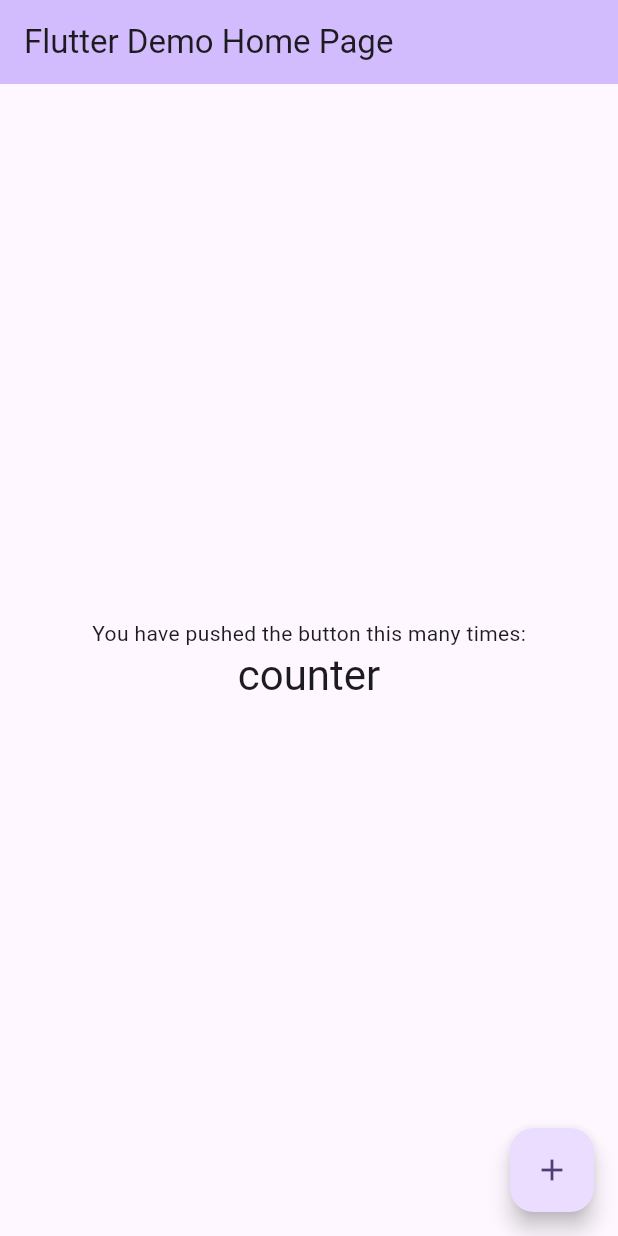
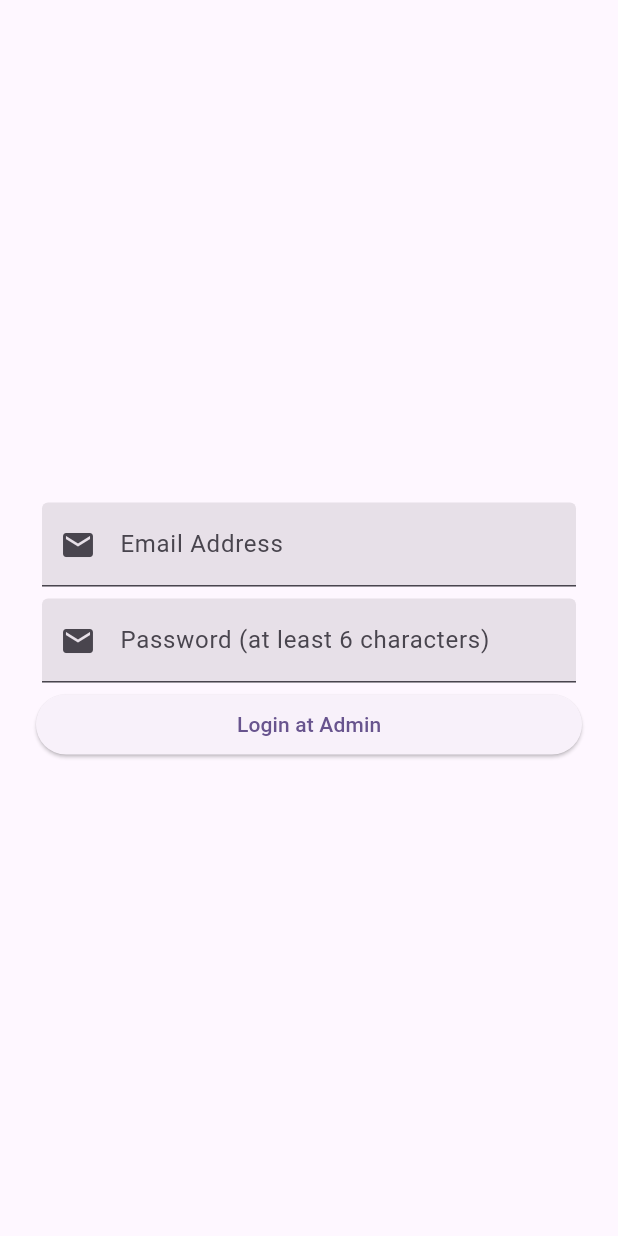
Before and after one commit to sinh3008/firebase_admin_app_flutter, a Flutter app: the screen it shows after launch, on a phone screen of 412 x 824 dp. Run offline on Flutter 3.47's test engine with Material 3 defaults, Android fonts, the phone set to English and light mode, and no system bars; our stand-ins replace firebase_auth, firebase_core, flutter_easyloading, go_router; accounts and stored records are empty.

Commit message:
login logout with firebase auth

```diff
--- /dev/null
+++ b/lib/auth/auth_service.dart
@@ -0,0 +1,18 @@
+import 'package:firebase_auth/firebase_auth.dart';
+
+class AuthService {
+  static final FirebaseAuth _auth = FirebaseAuth.instance;
+
+  static User? get currentUser => _auth.currentUser;
+
+  //login in login_page
+  static Future<bool> loginAtAdmin(String email, String password) async {
+    final credential = await _auth.signInWithEmailAndPassword(
+        email: email, password: password);
+    return credential.user != null;
+  }
+
+  static Future<void> logout(){
+    return _auth.signOut();
+  }
+}
--- a/lib/main.dart
+++ b/lib/main.dart
@@ -1,76 +1,57 @@
+import 'package:firebase_admin_app_flutter/auth/auth_service.dart';
+import 'package:firebase_admin_app_flutter/pages/dashboard_page.dart';
+import 'package:firebase_admin_app_flutter/pages/login_page.dart';
 import 'package:firebase_core/firebase_core.dart';
 import 'package:flutter/material.dart';
+import 'package:flutter_easyloading/flutter_easyloading.dart';
+import 'package:go_router/go_router.dart';
 
 import 'firebase_options.dart';
 
-void main() async{
+void main() async {
   WidgetsFlutterBinding.ensureInitialized();
   await Firebase.initializeApp(
     options: DefaultFirebaseOptions.currentPlatform,
   );
-  runApp(const MyApp());
+  runApp(MyApp());
 }
 
 class MyApp extends StatelessWidget {
-  const MyApp({super.key});
+  MyApp({super.key});
 
-  // This widget is the root of your application.
   @override
   Widget build(BuildContext context) {
-    return MaterialApp(
-      title: 'Flutter Demo',
+    return MaterialApp.router(
+      debugShowCheckedModeBanner: false,
+      builder: EasyLoading.init(),
       theme: ThemeData(
         colorScheme: ColorScheme.fromSeed(seedColor: Colors.deepPurple),
         useMaterial3: true,
       ),
-      home: const MyHomePage(title: 'Flutter Demo Home Page'),
+      routerConfig: _router,
     );
   }
+
+  final _router = GoRouter(
+    debugLogDiagnostics: true,
+    initialLocation: DashBoardPage.routeName,
+    redirect: (context, state) {
+      if (AuthService.currentUser == null) {
+        return LoginPage.routeName;
+      }
+      return null;
+    },
+    routes: [
+      GoRoute(
+        path: DashBoardPage.routeName,
+        name: DashBoardPage.routeName,
+        builder: (context, state) => const DashBoardPage(),
+      ),
+      GoRoute(
+        path: LoginPage.routeName,
+        name: LoginPage.routeName,
+        builder: (context, state) => const LoginPage(),
+      ),
+    ],
+  );
 }
-
-class MyHomePage extends StatefulWidget {
-  const MyHomePage({super.key, required this.title});
-
-
-  final String title;
-
-  @override
-  State<MyHomePage> createState() => _MyHomePageState();
-}
-
-class _MyHomePageState extends State<MyHomePage> {
-
-
-  @override
-  Widget build(BuildContext context) {
-
-    return Scaffold(
-      appBar: AppBar(
-
-        backgroundColor: Theme.of(context).colorScheme.inversePrimary,
-
-        title: Text(widget.title),
-      ),
-      body: Center(
-
-        child: Column(
-          mainAxisAlignment: MainAxisAlignment.center,
-          children: <Widget>[
-            const Text(
-              'You have pushed the button this many times:',
-            ),
-            Text(
-              'counter',
-              style: Theme.of(context).textTheme.headlineMedium,
-            ),
-          ],
-        ),
-      ),
-      floatingActionButton: FloatingActionButton(
-        onPressed: (){},
-        tooltip: 'Increment',
-        child: const Icon(Icons.add),
-      ), // This trailing comma makes auto-formatting nicer for build methods.
-    );
-  }
-}
--- /dev/null
+++ b/lib/pages/login_page.dart
@@ -0,0 +1,111 @@
+import 'package:firebase_admin_app_flutter/auth/auth_service.dart';
+import 'package:firebase_admin_app_flutter/pages/dashboard_page.dart';
+import 'package:firebase_auth/firebase_auth.dart';
+import 'package:flutter/material.dart';
+import 'package:flutter_easyloading/flutter_easyloading.dart';
+import 'package:go_router/go_router.dart';
+
+class LoginPage extends StatefulWidget {
+  static const String routeName = '/login';
+
+  const LoginPage({super.key});
+
+  @override
+  State<LoginPage> createState() => _LoginPageState();
+}
+
+class _LoginPageState extends State<LoginPage> {
+  final _formKey = GlobalKey<FormState>();
+  final _emailController = TextEditingController();
+  final _passwordController = TextEditingController();
+  String _errorMsg = '';
+
+  @override
+  void dispose() {
+    _emailController.dispose();
+    _passwordController.dispose();
+    super.dispose();
+  }
+
+  @override
+  Widget build(BuildContext context) {
+    return Scaffold(
+      appBar: AppBar(),
+      body: Center(
+        child: Form(
+          key: _formKey,
+          child: ListView(
+            padding: const EdgeInsets.all(24.0),
+            shrinkWrap: true,
+            children: [
+              Padding(
+                padding: const EdgeInsets.all(4.0),
+                child: TextFormField(
+                  keyboardType: TextInputType.emailAddress,
+                  controller: _emailController,
+                  decoration: const InputDecoration(
+                    filled: true,
+                    prefixIcon: Icon(Icons.email),
+                    labelText: 'Email Address',
+                  ),
+                  validator: (value) {
+                    if (value == null || value.isEmpty) {
+                      return 'Provide a valid email address';
+                    }
+                    return null;
+                  },
+                ),
+              ),
+              Padding(
+                padding: const EdgeInsets.all(4.0),
+                child: TextFormField(
+                  obscureText: true,
+                  controller: _passwordController,
+                  decoration: const InputDecoration(
+                    filled: true,
+                    prefixIcon: Icon(Icons.email),
+                    labelText: 'Password (at least 6 characters)',
+                  ),
+                  validator: (value) {
+                    if (value == null || value.isEmpty || value.length < 6) {
+                      return 'Provide a valid password';
+                    }
+                    return null;
+                  },
+                ),
+              ),
+              ElevatedButton(
+                  onPressed: _authenticate,
+                  child: const Text('Login at Admin')),
+              Padding(
+                padding: const EdgeInsets.all(8.0),
+                child: Text(
+                  _errorMsg,
+                  style: const TextStyle(fontSize: 18, color: Colors.red),
+                ),
+              ),
+            ],
+          ),
+        ),
+      ),
+    );
+  }
+
+  void _authenticate() async {
+    if (_formKey.currentState!.validate()) {
+      EasyLoading.show(status: 'Please wait');
+      final email = _emailController.text.toString().trim();
+      final password = _passwordController.text.toString().trim();
+      try {
+        final status = await AuthService.loginAtAdmin(email, password);
+        EasyLoading.dismiss();
+        context.goNamed(DashBoardPage.routeName);
+      } on FirebaseAuthException catch (e) {
+        EasyLoading.dismiss();
+        setState(() {
+          _errorMsg = e.message!;
+        });
+      }
+    }
+  }
+}
```
Also changed, not shown: lib/pages/dashboard_page.dart (added, +46 -0 lines), 1 other file.
